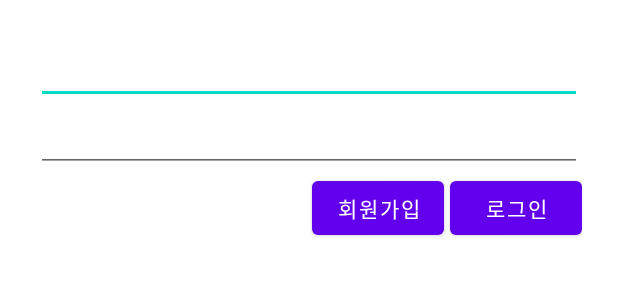
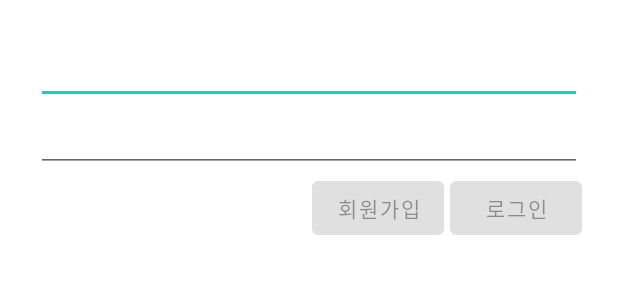
Before and after one commit to Onegold11/Tinder_CloneCoding, an Android app: the layout activity_login.xml on its own in the app's theme, with its tools: preview values and no code run, on a phone screen of 412 x 824 dp. Shown: the top 300 px of the screen. Run offline under Robolectric (Android 15) with nearby library versions, the phone set to English and light mode, and no system bars.

Commit message:
[feature] 이메일 로그인, 회원 가입 기능 구현 - 액션바 제거 - 데이터 바인딩 추가

```diff
--- a/app/build.gradle
+++ b/app/build.gradle
@@ -1,6 +1,7 @@
 plugins {
 	id 'com.android.application'
 	id 'kotlin-android'
+	id 'kotlin-kapt'
 	id 'com.google.gms.google-services'
 }
 
@@ -30,6 +31,9 @@ android {
 	kotlinOptions {
 		jvmTarget = '1.8'
 	}
+	dataBinding {
+		enabled = true
+	}
 }
 
 dependencies {
--- a/app/src/main/res/layout/activity_login.xml
+++ b/app/src/main/res/layout/activity_login.xml
@@ -1,7 +1,13 @@
 <?xml version="1.0" encoding="utf-8"?>
-<androidx.constraintlayout.widget.ConstraintLayout xmlns:android="http://schemas.android.com/apk/res/android"
+<layout xmlns:android="http://schemas.android.com/apk/res/android"
 	xmlns:app="http://schemas.android.com/apk/res-auto"
-	xmlns:tools="http://schemas.android.com/tools"
+	xmlns:tools="http://schemas.android.com/tools">
+
+	<data>
+
+	</data>
+
+	<androidx.constraintlayout.widget.ConstraintLayout
 		android:layout_width="match_parent"
 		android:layout_height="match_parent"
 		android:padding="24dp"
@@ -28,6 +34,7 @@
 			android:id="@+id/loginButton"
 			android:layout_width="wrap_content"
 			android:layout_height="wrap_content"
+			android:enabled="false"
 			android:text="로그인"
 			app:layout_constraintEnd_toEndOf="parent"
 			app:layout_constraintTop_toBottomOf="@id/passwordEditText" />
@@ -36,9 +43,11 @@
 			android:id="@+id/signUpButton"
 			android:layout_width="wrap_content"
 			android:layout_height="wrap_content"
+			android:layout_marginEnd="4dp"
+			android:enabled="false"
 			android:text="회원가입"
-		android:layout_marginEnd="4dp"
 			app:layout_constraintEnd_toStartOf="@id/loginButton"
 			app:layout_constraintTop_toBottomOf="@id/passwordEditText" />
 
 	</androidx.constraintlayout.widget.ConstraintLayout>
+</layout>
--- a/app/src/main/res/values-night/themes.xml
+++ b/app/src/main/res/values-night/themes.xml
@@ -1,6 +1,6 @@
 <resources xmlns:tools="http://schemas.android.com/tools">
 	<!-- Base application theme. -->
-	<style name="Theme.CloneTinder" parent="Theme.MaterialComponents.DayNight.DarkActionBar">
+	<style name="Theme.CloneTinder" parent="Theme.MaterialComponents.DayNight.NoActionBar">
 		<!-- Primary brand color. -->
 		<item name="colorPrimary">@color/purple_200</item>
 		<item name="colorPrimaryVariant">@color/purple_700</item>
--- a/app/src/main/res/values/themes.xml
+++ b/app/src/main/res/values/themes.xml
@@ -1,6 +1,6 @@
 <resources xmlns:tools="http://schemas.android.com/tools">
 	<!-- Base application theme. -->
-	<style name="Theme.CloneTinder" parent="Theme.MaterialComponents.DayNight.DarkActionBar">
+	<style name="Theme.CloneTinder" parent="Theme.MaterialComponents.DayNight.NoActionBar">
 		<!-- Primary brand color. -->
 		<item name="colorPrimary">@color/purple_500</item>
 		<item name="colorPrimaryVariant">@color/purple_700</item>
```
Also changed, not shown: app/src/main/java/com/clonecoding/clonetinder/MainActivity.kt (+16 -0 lines), app/src/main/java/com/clonecoding/clonetinder/ui/LoginActivity.kt (+86 -2 lines), 1 other file. Lines whose indentation alone changed are shown as unchanged.
